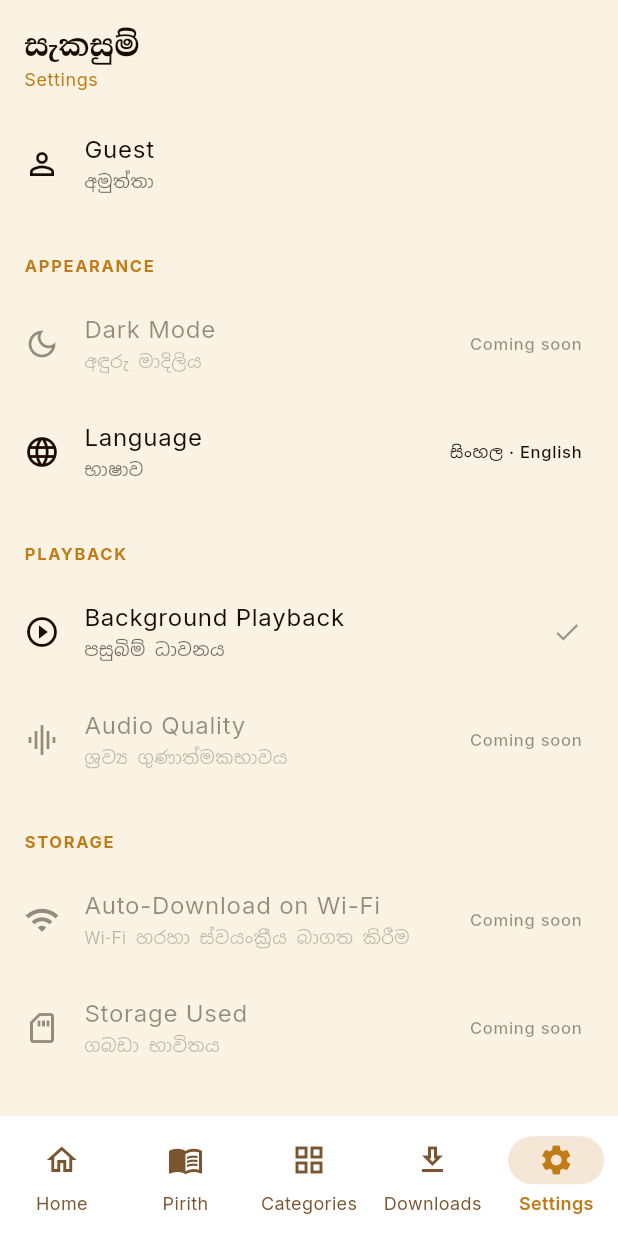
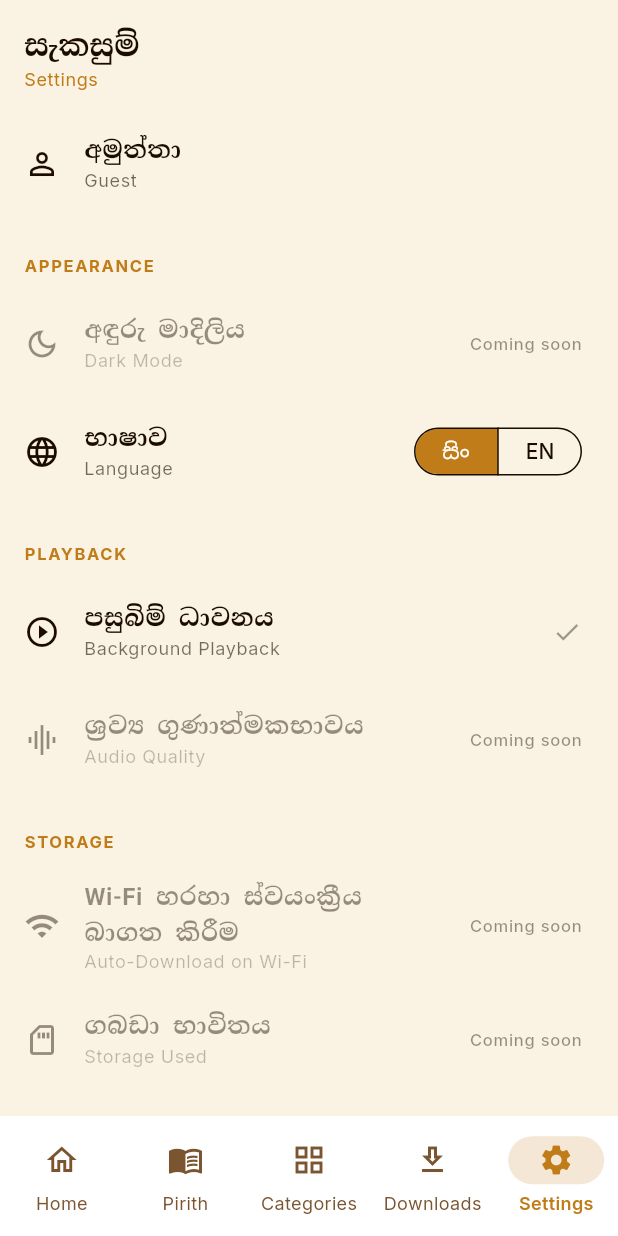
Before and after one commit to dasundoloswala23/Pirith-Potha-App, a Flutter app: the screen it shows after launch, item 5 of the bottom bar chosen, on a phone screen of 412 x 824 dp. Run offline on Flutter 3.47's test engine with Material 3 defaults, Android fonts, the phone set to English and light mode, and no system bars; our stand-ins replace audio_service, cloud_firestore, dio, equatable, firebase_analytics, firebase_auth and 12 more; accounts and stored records are empty; generated files the repository leaves out were written again; network calls fail; Roboto replaces fonts that are missing (Noto Sans Sinhala, Noto Serif Sinhala).

Commit message:
Add language toggle and per-Pirith YouTube link
Language: a සිං/EN control in Settings now chooses which language leads
in the bilingual UI, persisted in SharedPreferences via LanguageCubit.
Both languages stay visible either way — this reorders rather than hides,
so nothing becomes unreachable. Font selection follows the language of
the text rather than its position, so flipping the order never renders
Latin glyphs in the Sinhala serif face.

YouTube: PirithEntity gains an optional youtubeUrl, set per-Pirith in the
admin app. When present, the player shows a "Watch on YouTube" button
that opens the YouTube app (or the browser if it isn't installed) via the
existing external-launch helper. The cache's fromJson reads it
tolerantly, so entries cached before this field existed still parse.

Co-Authored-By: Claude Opus 5 <noreply@anthropic.com>

```diff
--- a/lib/app/app.dart
+++ b/lib/app/app.dart
@@ -5,6 +5,7 @@ import 'package:flutter_localizations/flutter_localizations.dart';
 import '../core/ads/ad_service.dart';
 import '../core/ads/player_exit_ad_observer.dart';
 import '../core/l10n/app_localizations.dart';
+import '../core/l10n/language_cubit.dart';
 import '../features/auth/presentation/bloc/auth_bloc.dart';
 import '../features/downloads/presentation/bloc/download_bloc.dart';
 import '../features/favorites/presentation/bloc/favorites_bloc.dart';
@@ -33,6 +34,7 @@ class PirithPothaApp extends StatefulWidget {
     required this.favoritesBloc,
     required this.historyBloc,
     required this.premiumBloc,
+    required this.languageCubit,
     this.adService,
     super.key,
   });
@@ -44,6 +46,7 @@ class PirithPothaApp extends StatefulWidget {
   final FavoritesBloc favoritesBloc;
   final HistoryBloc historyBloc;
   final PremiumBloc premiumBloc;
+  final LanguageCubit languageCubit;
 
   /// Null in widget tests, which build the app without the ad SDK; the
   /// player-exit interstitial is simply not wired up in that case.
@@ -77,6 +80,7 @@ class _PirithPothaAppState extends State<PirithPothaApp> {
         BlocProvider<FavoritesBloc>.value(value: widget.favoritesBloc),
         BlocProvider<HistoryBloc>.value(value: widget.historyBloc),
         BlocProvider<PremiumBloc>.value(value: widget.premiumBloc),
+        BlocProvider<LanguageCubit>.value(value: widget.languageCubit),
       ],
       child: MaterialApp.router(
         debugShowCheckedModeBanner: false,
--- a/lib/core/di/injection_container.dart
+++ b/lib/core/di/injection_container.dart
@@ -5,6 +5,8 @@ import 'package:firebase_auth/firebase_auth.dart';
 import 'package:firebase_storage/firebase_storage.dart';
 import 'package:get_it/get_it.dart';
 import 'package:shared_preferences/shared_preferences.dart';
+
+import '../l10n/language_cubit.dart';
 
 import '../../features/auth/data/datasources/auth_remote_data_source.dart';
 import '../../features/auth/data/datasources/firebase_auth_remote_data_source.dart';
@@ -71,6 +73,7 @@ Future<void> configureDependencies() async {
     );
 
   final prefs = await SharedPreferences.getInstance();
+  getIt.registerLazySingleton(() => LanguageCubit(prefs));
 
   _registerAuthFeature();
   _registerPirithFeature(prefs);
--- a/lib/core/l10n/arb/app_en.arb
+++ b/lib/core/l10n/arb/app_en.arb
@@ -103,6 +103,7 @@
   },
   "labelFeatured": "Featured",
   "labelOffline": "Offline",
+  "actionWatchOnYouTube": "Watch on YouTube",
   "catalogueErrorGeneric": "Couldn't load the Pirith catalogue. Check your connection and try again.",
   "categoryPirithCount": "{count} Pirith",
   "@categoryPirithCount": {
--- a/lib/core/l10n/arb/app_si.arb
+++ b/lib/core/l10n/arb/app_si.arb
@@ -86,6 +86,7 @@
   "favoritesSavedCount": "{count}ක් සුරකින ලදී",
   "labelFeatured": "විශේෂ",
   "labelOffline": "නොබැඳි",
+  "actionWatchOnYouTube": "යූටියුබ් හි නරඹන්න",
   "catalogueErrorGeneric": "පිරිත් ලැයිස්තුව පූරණය කළ නොහැකි විය. සම්බන්ධතාවය පරීක්ෂා කර නැවත උත්සාහ කරන්න.",
   "categoryPirithCount": "පිරිත් {count}"
 }
--- a/lib/core/l10n/bilingual.dart
+++ b/lib/core/l10n/bilingual.dart
@@ -1,6 +1,8 @@
 import 'package:flutter/widgets.dart';
+import 'package:flutter_bloc/flutter_bloc.dart';
 
 import 'app_localizations.dart';
+import 'language_cubit.dart';
 
 /// The UI shows Sinhala and English *together* rather than switching between
 /// them (see docs/08_ui_ux.md) — a screen header reads "සැකසුම්" with
@@ -8,19 +10,31 @@ import 'app_localizations.dart';
 /// English one. Screens therefore need both translations of the same key at
 /// once, which `AppLocalizations.of(context)` alone can't give.
 ///
+/// [primary] and [secondary] follow the user's leading-language choice from
+/// [LanguageCubit]; [si] and [en] name the languages directly, which is what
+/// font selection needs — the Sinhala serif face must follow the Sinhala
+/// text whichever line it lands on.
+///
 /// Both ARB files are complete and kept in sync, so this just pairs them.
-/// [AppLocalizations.of] still returns the active locale and stays the right
-/// choice for anything shown in one language only.
 class Bilingual {
-  Bilingual._(this.si, this.en);
+  const Bilingual._(this.si, this.en, this.sinhalaFirst);
 
-  static final Bilingual instance = Bilingual._(
-    lookupAppLocalizations(const Locale('si')),
-    lookupAppLocalizations(const Locale('en')),
-  );
+  static final _si = lookupAppLocalizations(const Locale('si'));
+  static final _en = lookupAppLocalizations(const Locale('en'));
 
-  static Bilingual of(BuildContext context) => instance;
+  /// Watches [LanguageCubit], so flipping the leading language rebuilds
+  /// every screen that reads this.
+  static Bilingual of(BuildContext context) =>
+      Bilingual._(_si, _en, context.watch<LanguageCubit>().state);
 
   final AppLocalizations si;
   final AppLocalizations en;
+  final bool sinhalaFirst;
+
+  AppLocalizations get primary => sinhalaFirst ? si : en;
+  AppLocalizations get secondary => sinhalaFirst ? en : si;
+
+  /// Orders a Sinhala/English pair by the current preference.
+  (String primary, String secondary) order(String sinhala, String english) =>
+      sinhalaFirst ? (sinhala, english) : (english, sinhala);
 }
--- /dev/null
+++ b/lib/core/l10n/language_cubit.dart
@@ -0,0 +1,24 @@
+import 'package:flutter_bloc/flutter_bloc.dart';
+import 'package:shared_preferences/shared_preferences.dart';
+
+/// Which language leads in the bilingual UI.
+///
+/// Both languages are always shown (see docs/08_ui_ux.md) — this only
+/// decides which one is the large/primary line and which is the smaller
+/// one beneath it, so nothing is ever hidden by the choice.
+class LanguageCubit extends Cubit<bool> {
+  LanguageCubit(this._prefs) : super(_prefs.getBool(_key) ?? true);
+
+  static const _key = 'sinhala_first';
+
+  final SharedPreferences _prefs;
+
+  /// `true` when Sinhala is the leading language.
+  bool get sinhalaFirst => state;
+
+  Future<void> setSinhalaFirst(bool value) async {
+    if (value == state) return;
+    emit(value);
+    await _prefs.setBool(_key, value);
+  }
+}
--- a/lib/core/widgets/bilingual_text.dart
+++ b/lib/core/widgets/bilingual_text.dart
@@ -2,10 +2,34 @@ import 'package:flutter/material.dart';
 
 import '../../app/theme/app_spacing.dart';
 import '../../app/theme/app_typography.dart';
+import '../l10n/bilingual.dart';
 
-/// Screen header: the Sinhala name large, with the English one small and
-/// gold beneath it — the pattern used on every top-level screen in the
-/// approved design ("සැකසුම්" over "Settings").
+/// Style for the leading (large) line of a bilingual pair. Chosen by the
+/// *language* of the text, not its position: Sinhala always gets the
+/// Sinhala serif face, English the app's Latin ramp, so flipping the
+/// leading language never puts Latin glyphs in a Sinhala serif.
+TextStyle _leadStyle(BuildContext context, {required bool isSinhala, required double size}) {
+  final theme = Theme.of(context);
+  return isSinhala
+      ? AppTypography.sinhalaTitle(fontSize: size, color: theme.colorScheme.onSurface)
+      : theme.textTheme.titleMedium!.copyWith(
+          fontSize: size,
+          fontWeight: FontWeight.w600,
+          color: theme.colorScheme.onSurface,
+        );
+}
+
+TextStyle _subStyle(BuildContext context, {required bool isSinhala}) {
+  final theme = Theme.of(context);
+  final color = theme.colorScheme.primary;
+  return isSinhala
+      ? AppTypography.sinhalaBody(fontSize: 12, color: color)
+      : theme.textTheme.bodySmall!.copyWith(color: color);
+}
+
+/// Screen header: the leading language large, the other small and gold
+/// beneath it — "සැකසුම්" over "Settings", or the reverse when English
+/// leads.
 ///
 /// [englishSuffix] carries the extra context some screens show inline with
 /// the English line, e.g. "Downloads · 4 pirith · Offline ready".
@@ -23,7 +47,12 @@ class BilingualHeader extends StatelessWidget {
 
   @override
   Widget build(BuildContext context) {
-    final theme = Theme.of(context);
+    final bi = Bilingual.of(context);
+    final englishLine = englishSuffix == null
+        ? english
+        : '$english · $englishSuffix';
+    final (lead, sub) = bi.order(sinhala, englishLine);
+
     return Padding(
       padding: const EdgeInsets.fromLTRB(
         AppSpacing.lg,
@@ -34,34 +63,21 @@ class BilingualHeader extends StatelessWidget {
       child: Column(
         crossAxisAlignment: CrossAxisAlignment.start,
         children: [
-          Text(
-            sinhala,
-            style: AppTypography.sinhalaTitle(
-              fontSize: 20,
-              color: theme.colorScheme.onSurface,
-            ),
-          ),
-          Text(
-            englishSuffix == null ? english : '$english · $englishSuffix',
-            style: theme.textTheme.bodySmall?.copyWith(
-              color: theme.colorScheme.primary,
-            ),
-          ),
+          Text(lead, style: _leadStyle(context, isSinhala: bi.sinhalaFirst, size: 20)),
+          Text(sub, style: _subStyle(context, isSinhala: !bi.sinhalaFirst)),
         ],
       ),
     );
   }
 }
 
-/// Two-line label where the Sinhala name leads and the English sits under
-/// it — used for Pirith and category names in lists and cards.
+/// Two-line label where the leading language comes first and the other sits
+/// under it — used for Pirith and category names in lists and cards.
 class BilingualLabel extends StatelessWidget {
   const BilingualLabel({
     required this.sinhala,
     required this.english,
     this.sinhalaSize = 14,
-    this.color,
-    this.englishColor,
     this.maxLines = 1,
     super.key,
   });
@@ -69,34 +85,29 @@ class BilingualLabel extends StatelessWidget {
   final String sinhala;
   final String english;
   final double sinhalaSize;
-  final Color? color;
-  final Color? englishColor;
   final int maxLines;
 
   @override
   Widget build(BuildContext context) {
-    final theme = Theme.of(context);
+    final bi = Bilingual.of(context);
+    final (lead, sub) = bi.order(sinhala, english);
+
     return Column(
       crossAxisAlignment: CrossAxisAlignment.start,
       mainAxisSize: MainAxisSize.min,
       children: [
         Text(
-          sinhala,
+          lead,
           maxLines: maxLines,
           overflow: TextOverflow.ellipsis,
-          style: AppTypography.sinhalaTitle(
-            fontSize: sinhalaSize,
-            color: color ?? theme.colorScheme.onSurface,
-          ),
+          style: _leadStyle(context, isSinhala: bi.sinhalaFirst, size: sinhalaSize),
         ),
-        if (english.isNotEmpty)
+        if (sub.isNotEmpty)
           Text(
-            english,
+            sub,
             maxLines: 1,
             overflow: TextOverflow.ellipsis,
-            style: theme.textTheme.bodySmall?.copyWith(
-              color: englishColor ?? theme.colorScheme.primary,
-            ),
+            style: _subStyle(context, isSinhala: !bi.sinhalaFirst),
           ),
       ],
     );
--- a/lib/features/pirith/data/models/pirith_model.dart
+++ b/lib/features/pirith/data/models/pirith_model.dart
@@ -11,6 +11,7 @@ class PirithModel extends PirithEntity {
     required super.descriptionSinhala,
     required super.coverUrl,
     required super.audioUrl,
+    super.youtubeUrl,
     required super.duration,
     required super.categoryId,
     required super.isPremium,
@@ -32,6 +33,7 @@ class PirithModel extends PirithEntity {
       descriptionSinhala: (data['descriptionSinhala'] as String?) ?? '',
       coverUrl: (data['coverUrl'] as String?) ?? '',
       audioUrl: (data['audioUrl'] as String?) ?? '',
+      youtubeUrl: (data['youtubeUrl'] as String?) ?? '',
       duration: (data['duration'] as num?)?.toInt() ?? 0,
       categoryId: (data['categoryId'] as String?) ?? '',
       isPremium: (data['isPremium'] as bool?) ?? false,
@@ -57,6 +59,8 @@ class PirithModel extends PirithEntity {
       descriptionSinhala: json['descriptionSinhala'] as String,
       coverUrl: json['coverUrl'] as String,
       audioUrl: json['audioUrl'] as String,
+      // Tolerant: entries cached before this field existed won't have it.
+      youtubeUrl: (json['youtubeUrl'] as String?) ?? '',
       duration: json['duration'] as int,
       categoryId: json['categoryId'] as String,
       isPremium: json['isPremium'] as bool,
@@ -75,6 +79,7 @@ class PirithModel extends PirithEntity {
     'descriptionSinhala': descriptionSinhala,
     'coverUrl': coverUrl,
     'audioUrl': audioUrl,
+    'youtubeUrl': youtubeUrl,
     'duration': duration,
     'categoryId': categoryId,
     'isPremium': isPremium,
--- a/lib/features/pirith/domain/entities/pirith_entity.dart
+++ b/lib/features/pirith/domain/entities/pirith_entity.dart
@@ -10,6 +10,7 @@ class PirithEntity extends Equatable {
     required this.descriptionSinhala,
     required this.coverUrl,
     required this.audioUrl,
+    this.youtubeUrl = '',
     required this.duration,
     required this.categoryId,
     required this.isPremium,
@@ -26,6 +27,10 @@ class PirithEntity extends Equatable {
   final String descriptionSinhala;
   final String coverUrl;
   final String audioUrl;
+
+  /// Optional companion video, set per-Pirith in the admin app. Empty when
+  /// there isn't one, which is the common case.
+  final String youtubeUrl;
 
   /// Duration in seconds.
   final int duration;
@@ -51,6 +56,7 @@ class PirithEntity extends Equatable {
         descriptionSinhala,
         coverUrl,
         audioUrl,
+        youtubeUrl,
         duration,
         categoryId,
         isPremium,
--- a/lib/features/player/presentation/pages/player_page.dart
+++ b/lib/features/player/presentation/pages/player_page.dart
@@ -3,6 +3,7 @@ import 'package:flutter_bloc/flutter_bloc.dart';
 
 import '../../../../app/theme/app_typography.dart';
 import '../../../../core/l10n/app_localizations.dart';
+import '../../../../core/services/external_link_launcher.dart';
 import '../../../downloads/presentation/bloc/download_bloc.dart';
 import '../../../favorites/presentation/widgets/favorite_button.dart';
 import '../../../pirith/presentation/widgets/pirith_artwork.dart';
@@ -68,6 +69,20 @@ class _NowPlaying extends StatelessWidget {
           ),
           const SizedBox(height: 4),
           Text(state.item.title, style: theme.textTheme.bodyMedium),
+          if (state.item.youtubeUrl.isNotEmpty) ...[
+            const SizedBox(height: 12),
+            // Opens in the YouTube app when it's installed, otherwise the
+            // browser — launchExternalUrl already forces an external launch
+            // rather than an in-app webview.
+            OutlinedButton.icon(
+              onPressed: () => launchExternalUrl(state.item.youtubeUrl),
+              icon: const Icon(
+                Icons.play_circle_fill,
+                color: Color(0xFFFF0000),
+              ),
+              label: Text(l10n.actionWatchOnYouTube),
+            ),
+          ],
           const SizedBox(height: 24),
           Row(
             children: [
--- a/lib/features/profile/presentation/pages/profile_page.dart
+++ b/lib/features/profile/presentation/pages/profile_page.dart
@@ -6,13 +6,14 @@ import '../../../../core/constants/app_route_paths.dart';
 
 import '../../../../core/l10n/app_localizations.dart';
 import '../../../../core/l10n/bilingual.dart';
+import '../../../../core/l10n/language_cubit.dart';
 import '../../../../core/widgets/bilingual_text.dart';
 import '../../../auth/presentation/bloc/auth_bloc.dart';
 import '../widgets/settings_section.dart';
 
 /// Settings, grouped per the approved design. Sinhala and English are shown
-/// together rather than switched between (see docs/08_ui_ux.md), so there is
-/// no language control here — the Language row states what the app shows.
+/// together rather than switched between (see docs/08_ui_ux.md); the
+/// Language row chooses which of the two *leads*, and never hides either.
 ///
 /// Google/Apple sign-in is intentionally not offered for now. The AuthBloc
 /// events and repository still support it and are left intact; only the
@@ -66,10 +67,7 @@ class ProfilePage extends StatelessWidget {
                       icon: Icons.language,
                       english: bi.en.profileLanguage,
                       sinhala: bi.si.profileLanguage,
-                      trailing: Text(
-                        '${bi.si.profileLanguageValue} · ${bi.en.profileLanguageValue}',
-                        style: Theme.of(context).textTheme.labelSmall,
-                      ),
+                      trailing: const _LanguageToggle(),
                     ),
                   ],
                 ),
@@ -162,6 +160,31 @@ class ProfilePage extends StatelessWidget {
   }
 }
 
+/// Chooses which language leads in the bilingual UI. Both languages stay
+/// visible either way, so this reorders rather than hides anything.
+class _LanguageToggle extends StatelessWidget {
+  const _LanguageToggle();
+
+  @override
+  Widget build(BuildContext context) {
+    final sinhalaFirst = context.watch<LanguageCubit>().state;
+    return SegmentedButton<bool>(
+      segments: const [
+        ButtonSegment(value: true, label: Text('සිං')),
+        ButtonSegment(value: false, label: Text('EN')),
+      ],
+      selected: {sinhalaFirst},
+      showSelectedIcon: false,
+      style: const ButtonStyle(
+        visualDensity: VisualDensity.compact,
+        tapTargetSize: MaterialTapTargetSize.shrinkWrap,
+      ),
+      onSelectionChanged: (selection) =>
+          context.read<LanguageCubit>().setSinhalaFirst(selection.first),
+    );
+  }
+}
+
 class _AccountTile extends StatelessWidget {
   const _AccountTile({required this.state, required this.l10n});
 
--- a/lib/features/profile/presentation/widgets/settings_section.dart
+++ b/lib/features/profile/presentation/widgets/settings_section.dart
@@ -2,6 +2,7 @@ import 'package:flutter/material.dart';
 
 import '../../../../app/theme/app_spacing.dart';
 import '../../../../app/theme/app_typography.dart';
+import '../../../../core/l10n/bilingual.dart';
 
 /// Uppercase group heading above a run of settings rows ("APPEARANCE",
 /// "PLAYBACK", "STORAGE") — the grouping from the approved design, which
@@ -68,28 +69,30 @@ class SettingsRow extends StatelessWidget {
   @override
   Widget build(BuildContext context) {
     final theme = Theme.of(context);
+    final bi = Bilingual.of(context);
     final color = destructive
         ? theme.colorScheme.error
         : theme.colorScheme.onSurface;
-    final opacity = enabled ? 1.0 : 0.45;
+    final subColor = theme.colorScheme.onSurface.withValues(alpha: 0.6);
+    final (lead, sub) = bi.order(sinhala, english);
+
+    // Font follows the language, not the line, so flipping the leading
+    // language never renders Latin glyphs in the Sinhala serif.
+    final leadStyle = bi.sinhalaFirst
+        ? AppTypography.sinhalaTitle(fontSize: 16, color: color)
+        : theme.textTheme.bodyLarge?.copyWith(color: color);
+    final subStyle = bi.sinhalaFirst
+        ? theme.textTheme.bodySmall?.copyWith(color: subColor)
+        : AppTypography.sinhalaBody(fontSize: 12, color: subColor);
 
     return Opacity(
-      opacity: opacity,
+      opacity: enabled ? 1.0 : 0.45,
       child: ListTile(
         enabled: enabled && onTap != null,
         onTap: onTap,
         leading: Icon(icon, color: color),
-        title: Text(
-          english,
-          style: theme.textTheme.bodyLarge?.copyWith(color: color),
-        ),
-        subtitle: Text(
-          sinhala,
-          style: AppTypography.sinhalaBody(
-            fontSize: 12,
-            color: theme.colorScheme.onSurface.withValues(alpha: 0.6),
-          ),
-        ),
+        title: Text(lead, style: leadStyle),
+        subtitle: Text(sub, style: subStyle),
         trailing: trailing,
       ),
     );
--- a/lib/main.dart
+++ b/lib/main.dart
@@ -3,6 +3,7 @@ import 'package:flutter/material.dart';
 import 'app/app.dart';
 import 'core/ads/ad_service.dart';
 import 'core/di/injection_container.dart';
+import 'core/l10n/language_cubit.dart';
 import 'core/firebase/firebase_initializer.dart';
 import 'features/auth/presentation/bloc/auth_bloc.dart';
 import 'features/downloads/presentation/bloc/download_bloc.dart';
@@ -25,6 +26,7 @@ Future<void> main() async {
       favoritesBloc: getIt<FavoritesBloc>(),
       historyBloc: getIt<HistoryBloc>(),
       premiumBloc: getIt<PremiumBloc>(),
+      languageCubit: getIt<LanguageCubit>(),
       adService: getIt<AdService>(),
     ),
   );
```
Also changed, not shown: 1 other file.
